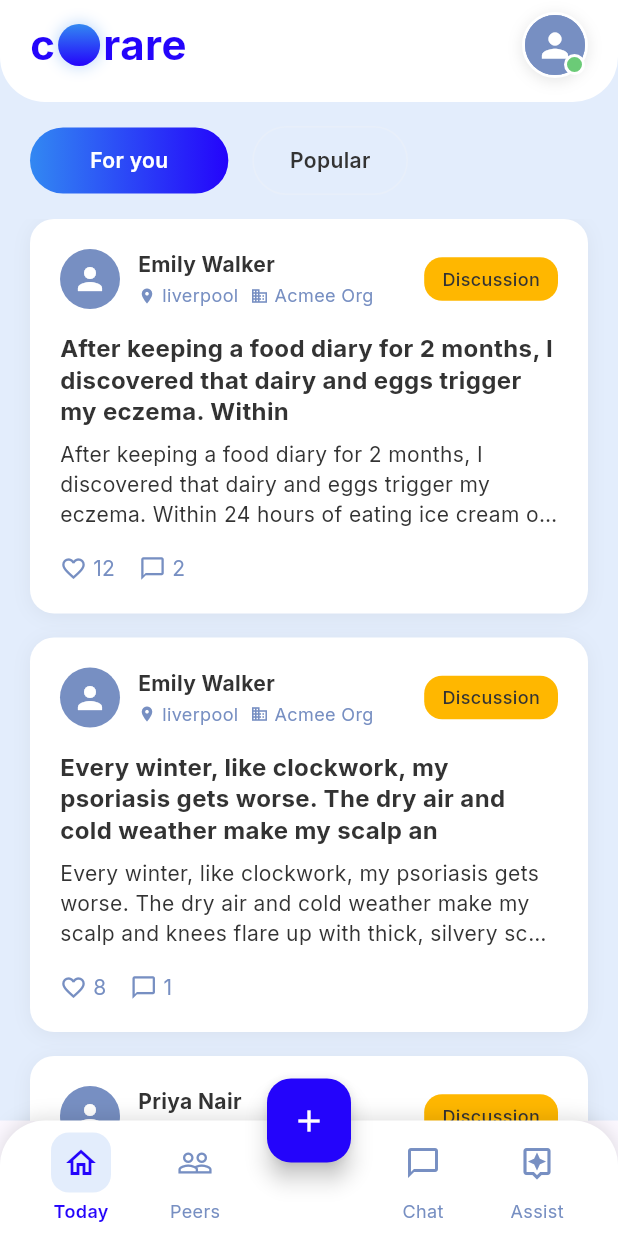
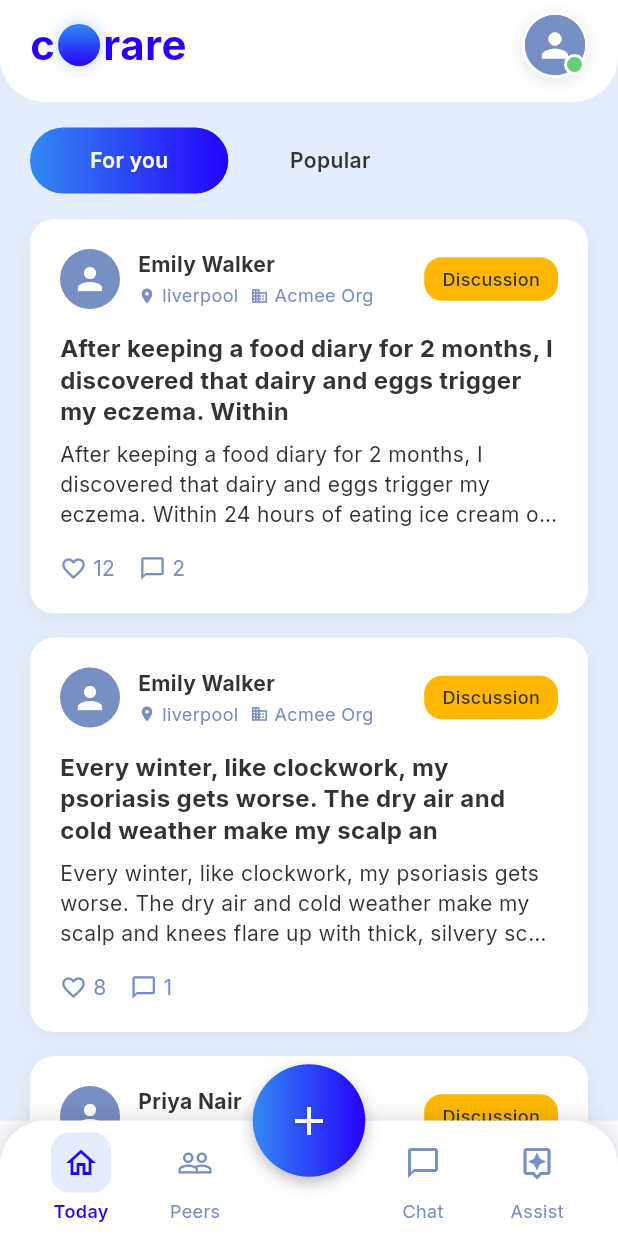
Before and after one commit to philippearmel/corare3, a Flutter app: the screen it shows after launch, on a phone screen of 412 x 824 dp. Run offline on Flutter 3.47's test engine with Material 3 defaults, Android fonts, the phone set to English and light mode, and no system bars; our stand-ins replace go_router, google_fonts; network calls fail.

Commit message:
fixing floating action button

```diff
--- a/lib/screens/main_navigation.dart
+++ b/lib/screens/main_navigation.dart
@@ -35,12 +35,44 @@ class _MainNavigationState extends State<MainNavigation> {
           });
         },
       ),
-      floatingActionButton: FloatingActionButton(
-        onPressed: () {
-          // Handle FAB action - could be create post, new chat, etc.
-        },
-        backgroundColor: AppTheme.primaryBlue,
-        child: const Icon(Icons.add, color: AppTheme.white),
+      floatingActionButton: SizedBox(
+        width: 75,
+        height: 75,
+        child: Container(
+          decoration: const BoxDecoration(
+            shape: BoxShape.circle,
+            gradient: LinearGradient(
+              begin: Alignment.centerLeft,
+              end: Alignment.centerRight,
+              colors: [
+                AppTheme.blueGradientStart,
+                AppTheme.blueGradientEnd,
+              ],
+            ),
+            boxShadow: [
+              BoxShadow(
+                color: Colors.black26,
+                blurRadius: 8,
+                offset: Offset(0, 4),
+              ),
+            ],
+          ),
+          child: Material(
+            color: Colors.transparent,
+            shape: const CircleBorder(),
+            child: InkWell(
+              borderRadius: BorderRadius.circular(37.5),
+              onTap: () {
+                // Handle FAB action - could be create post, new chat, etc.
+              },
+              child: const SizedBox(
+                width: 75,
+                height: 75,
+                child: Icon(Icons.add, color: AppTheme.white, size: 32),
+              ),
+            ),
+          ),
+        ),
       ),
       floatingActionButtonLocation: FloatingActionButtonLocation.centerDocked,
     );
```
Also changed, not shown: 1 other file.
